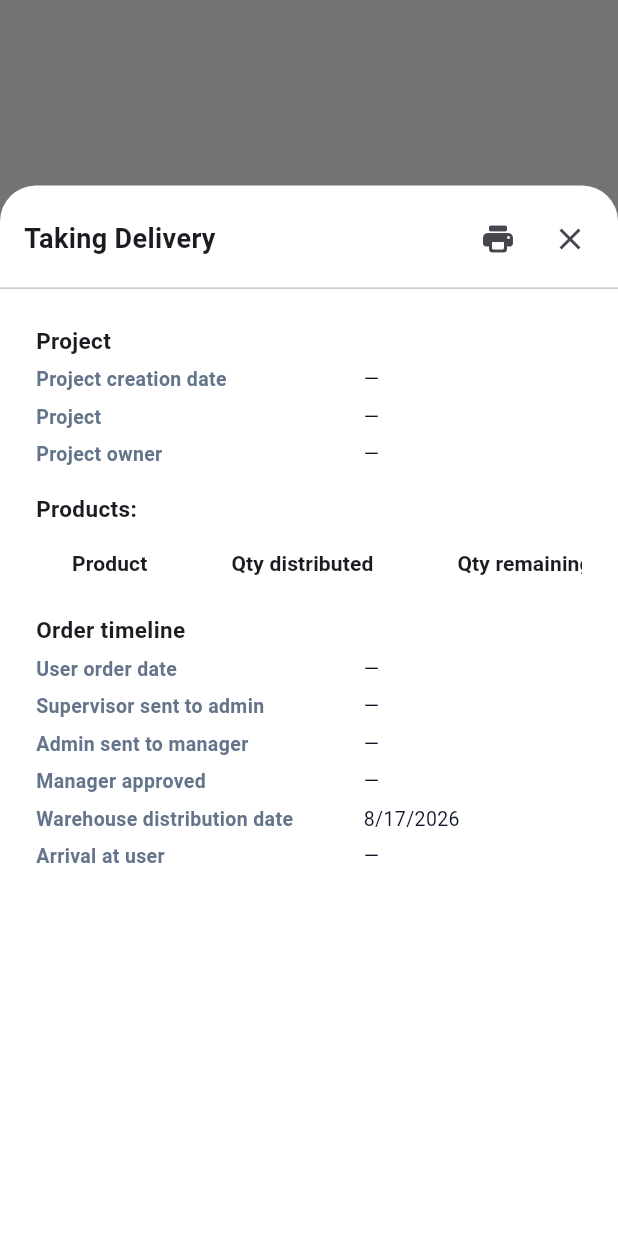
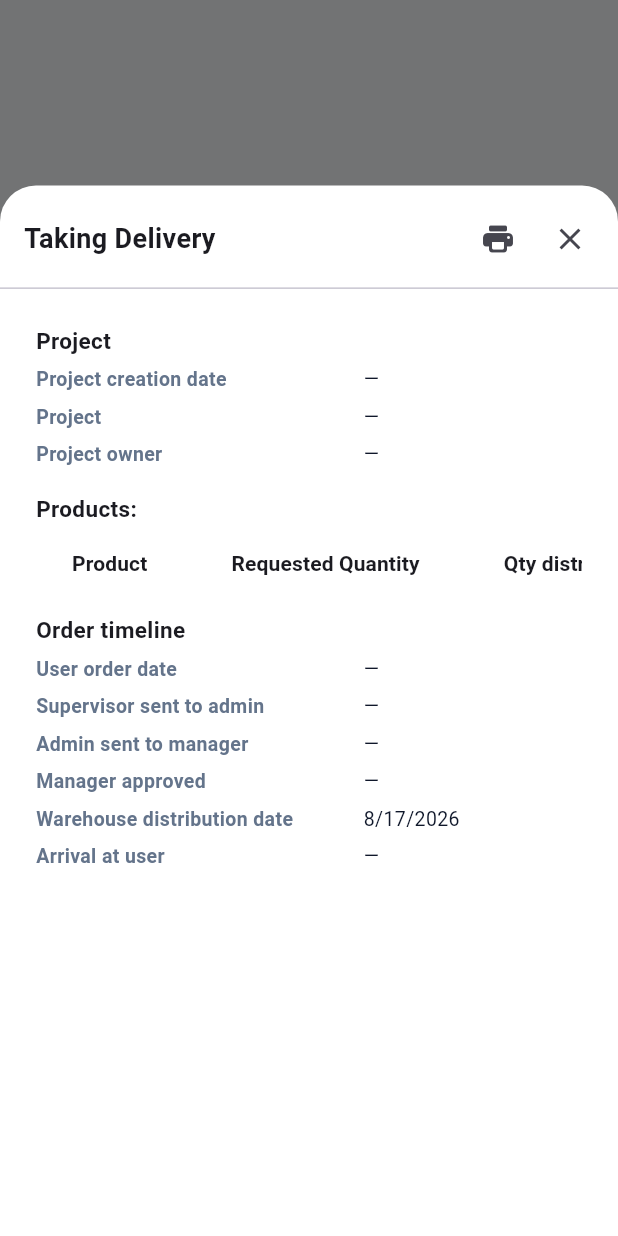
Before and after one commit to mghazouani278-ship-it/stock_management_app, a Flutter app: what showTakingDeliveryDetails() shows on an empty page, opened directly with empty values, on a phone screen of 412 x 824 dp. Run offline on Flutter 3.47's test engine with Material 3 defaults, Android fonts, the phone set to English and light mode, and no system bars; our stand-ins replace file_picker, flutter_svg, google_fonts, pdf, printing, shared_preferences; missing offline and left inert: arabic_reshaper; accounts and stored records are empty; network calls fail.

Commit message:
Route admin-created orders through manager approval and warehouse distribution, and show project name plus requested products in reports.
Co-authored-by: Cursor <cursoragent@cursor.com>

```diff
--- a/mobile_app/lib/l10n/app_ar.arb
+++ b/mobile_app/lib/l10n/app_ar.arb
@@ -357,6 +357,8 @@
   "allProductsAdded": "تمت إضافة جميع المنتجات.",
   "addAtLeastOneProduct": "أضف منتجاً واحداً على الأقل بكمية أكبر من 0",
   "orderPlacedSuccess": "تم تقديم الطلب بنجاح",
+  "orderSentToManager": "تم إرسال الطلب إلى المدير للموافقة",
+  "orderAwaitingManagerApproval": "في انتظار موافقة المدير",
   "placeOrder": "تقديم الطلب",
   "supplementary": "إضافي",
   "notesLabel": "ملاحظات: {notes}",
--- a/mobile_app/lib/l10n/app_en.arb
+++ b/mobile_app/lib/l10n/app_en.arb
@@ -407,6 +407,8 @@
   "allProductsAdded": "All products have been added.",
   "addAtLeastOneProduct": "Add at least one product with quantity > 0",
   "orderPlacedSuccess": "Order placed successfully",
+  "orderSentToManager": "Order sent to manager for approval",
+  "orderAwaitingManagerApproval": "Waiting for manager approval",
   "placeOrder": "Place Order",
   "supplementary": "Supplementary",
   "notesLabel": "Notes: {notes}",
--- a/mobile_app/lib/screens/admin/projects/projects_list_screen.dart
+++ b/mobile_app/lib/screens/admin/projects/projects_list_screen.dart
@@ -382,7 +382,7 @@ class _ProjectsListScreenState extends State<ProjectsListScreen> {
   @override
   Widget build(BuildContext context) {
     context.watch<LocaleProvider>();
-    final canManageProjects = !isSupervisor(context.watch<AuthProvider>().user?.role);
+    final canManageProjects = isAdminLike(context.watch<AuthProvider>().user?.role);
     return Scaffold(
       appBar: AppBar(
         title: AppSearchBar(
--- a/mobile_app/lib/screens/admin/reports/taking_delivery_detail.dart
+++ b/mobile_app/lib/screens/admin/reports/taking_delivery_detail.dart
@@ -111,6 +111,7 @@ Future<void> showTakingDeliveryDetails({
                         dataRowMaxHeight: 48,
                         columns: [
                           DataColumn(label: Text(dl10n.product, style: const TextStyle(fontWeight: FontWeight.w700))),
+                          DataColumn(label: Text(dl10n.requestedQuantityLabel, style: const TextStyle(fontWeight: FontWeight.w700))),
                           DataColumn(label: Text(dl10n.takingDeliveryQtyDistributed, style: const TextStyle(fontWeight: FontWeight.w700))),
                           DataColumn(label: Text(dl10n.takingDeliveryQtyRemaining, style: const TextStyle(fontWeight: FontWeight.w700))),
                         ],
@@ -118,6 +119,7 @@ Future<void> showTakingDeliveryDetails({
                           final m = Map<String, dynamic>.from(r as Map);
                           return DataRow(cells: [
                             DataCell(Text('${m['name'] ?? ''}')),
+                            DataCell(Text('${m['requested'] ?? 0}')),
                             DataCell(Text('${m['distributed'] ?? 0}')),
                             DataCell(Text('${m['remaining'] ?? 0}')),
                           ]);
@@ -291,8 +293,29 @@ Map<String, dynamic> _buildPayload(
     }
   }
 
+  final requestedById = <String, int>{};
+  final requestedNameById = <String, String>{};
+  final orderProducts = order?['products'];
+  if (orderProducts is List) {
+    for (final raw in orderProducts) {
+      if (raw is! Map) continue;
+      final prod = raw['product'];
+      final id = prod is Map
+          ? (prod['id'] ?? prod['_id'])?.toString()
+          : (prod?.toString() ?? raw['product']?.toString());
+      if (id == null || id.isEmpty) continue;
+      final name = prod is Map
+          ? (prod['name']?.toString() ?? id)
+          : (raw['name']?.toString() ?? id);
+      final qty = raw['quantity'] is num ? (raw['quantity'] as num).toInt() : int.tryParse('${raw['quantity']}') ?? 0;
+      requestedById[id] = (requestedById[id] ?? 0) + qty;
+      requestedNameById[id] = name;
+    }
+  }
+
   final productRows = <Map<String, dynamic>>[];
   final replacements = <Map<String, dynamic>>[];
+  final seenIds = <String>{};
   final distProducts = distribution['products'];
   if (distProducts is List) {
     for (final raw in distProducts) {
@@ -308,8 +331,12 @@ Map<String, dynamic> _buildPayload(
       final displayName = localizedApiProductName(context, shipName);
       final qty = p['quantity'] is num ? (p['quantity'] as num).toInt() : int.tryParse('${p['quantity']}') ?? 0;
       final boqId = (isReplaced && originalId != null && originalId.isNotEmpty) ? originalId : (shipId ?? '');
+      final requestKey = boqId.isNotEmpty ? boqId : (shipId ?? '');
+      if (requestKey.isNotEmpty) seenIds.add(requestKey);
+      if (shipId != null && shipId.isNotEmpty) seenIds.add(shipId);
       productRows.add({
         'name': displayName,
+        'requested': requestedById[requestKey] ?? requestedById[shipId ?? ''] ?? qty,
         'distributed': qty,
         'remaining': remainingByProduct[boqId] ?? remainingByProduct[shipId ?? ''] ?? 0,
       });
@@ -325,6 +352,15 @@ Map<String, dynamic> _buildPayload(
         });
       }
     }
+  }
+  for (final entry in requestedById.entries) {
+    if (seenIds.contains(entry.key)) continue;
+    productRows.add({
+      'name': localizedApiProductName(context, requestedNameById[entry.key] ?? l10n.product),
+      'requested': entry.value,
+      'distributed': 0,
+      'remaining': remainingByProduct[entry.key] ?? 0,
+    });
   }
 
   final history = (order?['history'] is List) ? List.from(order!['history'] as List) : const [];
--- a/mobile_app/lib/utils/taking_delivery_pdf.dart
+++ b/mobile_app/lib/utils/taking_delivery_pdf.dart
@@ -91,6 +91,7 @@ class TakingDeliveryPdf {
           pw.TableHelper.fromTextArray(
             headers: [
               _forPdf(l10n.product),
+              _forPdf(l10n.requestedQuantityLabel),
               _forPdf(l10n.takingDeliveryQtyDistributed),
               _forPdf(l10n.takingDeliveryQtyRemaining),
             ],
@@ -98,6 +99,7 @@ class TakingDeliveryPdf {
               final m = Map<String, dynamic>.from(r as Map);
               return [
                 _forPdf('${m['name'] ?? ''}'),
+                _forPdf('${m['requested'] ?? 0}'),
                 _forPdf('${m['distributed'] ?? 0}'),
                 _forPdf('${m['remaining'] ?? 0}'),
               ];
```
Also changed, not shown: mobile_app/lib/screens/admin/orders/orders_list_screen.dart (+15 -4 lines), mobile_app/lib/screens/admin/reports/report_detail_screen.dart (+136 -49 lines), mobile_app/lib/screens/user/orders/order_form_screen.dart (+7 -1 lines), mobile_app/lib/generated/app_localizations.dart, mobile_app/lib/generated/app_localizations_ar.dart, mobile_app/lib/generated/app_localizations_en.dart, 2 other files.
